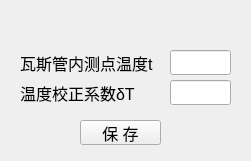
Before: the Qt Designer form python/cbm/uifiles/pore_flow_delta_T_dlg.ui in wyrover/cbm, drawn with Qt 5.
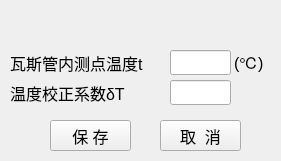
After: the same form once the commit is applied. Icons and pictures are not drawn.

What changed in the file:
```diff
--- a/python/cbm/uifiles/pore_flow_delta_T_dlg.ui
+++ b/python/cbm/uifiles/pore_flow_delta_T_dlg.ui
@@ -6,7 +6,7 @@
    <rect>
     <x>0</x>
     <y>0</y>
-    <width>251</width>
+    <width>281</width>
     <height>161</height>
    </rect>
   </property>
@@ -22,7 +22,7 @@
     <rect>
      <x>0</x>
      <y>30</y>
-     <width>251</width>
+     <width>281</width>
      <height>131</height>
     </rect>
    </property>
@@ -44,10 +44,10 @@
    <widget class="QPushButton" name="save">
     <property name="geometry">
      <rect>
-      <x>80</x>
+      <x>50</x>
       <y>90</y>
       <width>81</width>
-      <height>25</height>
+      <height>31</height>
      </rect>
     </property>
     <property name="font">
@@ -77,9 +77,9 @@
    <widget class="QLabel" name="mineName_label_10">
     <property name="geometry">
      <rect>
-      <x>20</x>
+      <x>10</x>
       <y>20</y>
-      <width>161</width>
+      <width>151</width>
       <height>25</height>
      </rect>
     </property>
@@ -95,9 +95,9 @@
    <widget class="QLabel" name="mineName_label_16">
     <property name="geometry">
      <rect>
-      <x>20</x>
+      <x>10</x>
       <y>50</y>
-      <width>131</width>
+      <width>151</width>
       <height>25</height>
      </rect>
     </property>
@@ -110,13 +110,49 @@
      <string>温度校正系数δT</string>
     </property>
    </widget>
+   <widget class="QLabel" name="mineName_label_11">
+    <property name="geometry">
+     <rect>
+      <x>234</x>
+      <y>20</y>
+      <width>41</width>
+      <height>25</height>
+     </rect>
+    </property>
+    <property name="font">
+     <font>
+      <pointsize>12</pointsize>
+     </font>
+    </property>
+    <property name="text">
+     <string>&lt;html&gt;&lt;head/&gt;&lt;body&gt;&lt;p&gt;(℃)&lt;/p&gt;&lt;/body&gt;&lt;/html&gt;</string>
+    </property>
+   </widget>
+   <widget class="QPushButton" name="cancel">
+    <property name="geometry">
+     <rect>
+      <x>160</x>
+      <y>90</y>
+      <width>81</width>
+      <height>31</height>
+     </rect>
+    </property>
+    <property name="font">
+     <font>
+      <pointsize>12</pointsize>
+     </font>
+    </property>
+    <property name="text">
+     <string>取  消</string>
+    </property>
+   </widget>
   </widget>
   <widget class="QWidget" name="widget_title" native="true">
    <property name="geometry">
     <rect>
      <x>0</x>
      <y>0</y>
-     <width>251</width>
+     <width>281</width>
      <height>31</height>
     </rect>
    </property>
@@ -180,7 +216,7 @@
    <widget class="QPushButton" name="btnMenu_Close">
     <property name="geometry">
      <rect>
-      <x>210</x>
+      <x>240</x>
       <y>0</y>
       <width>41</width>
       <height>31</height>
```
